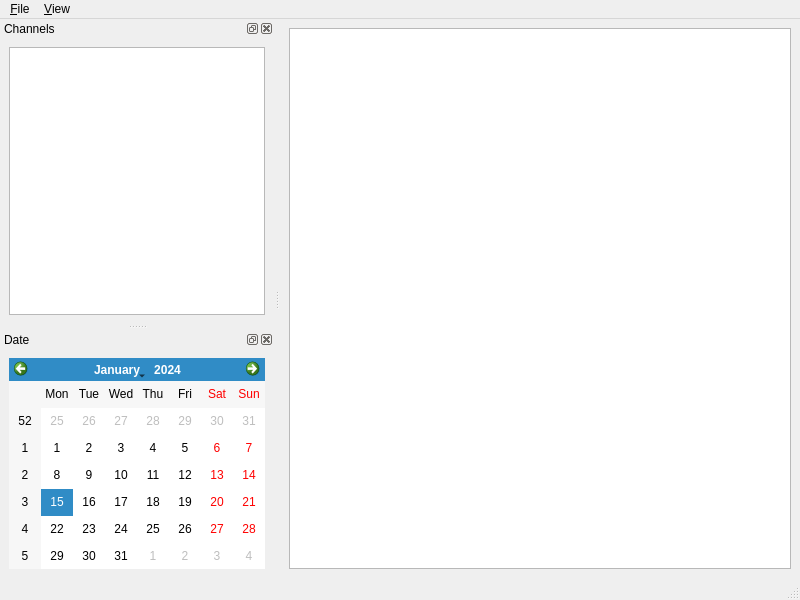
Above: src/mainwindow.ui from rweather/tvguide before the change. Below: the same form after it.
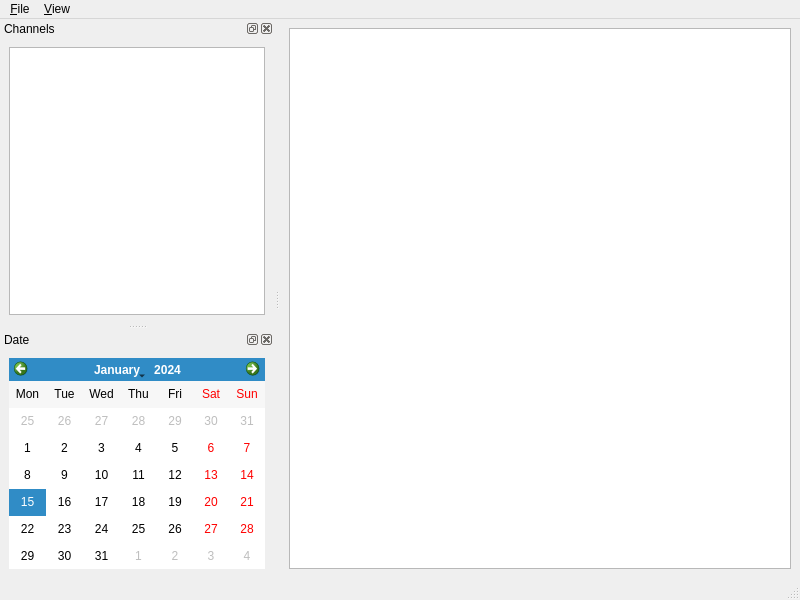
That is the form after the change.

The edit to the form file:
```diff
--- a/src/mainwindow.ui
+++ b/src/mainwindow.ui
@@ -83,7 +83,11 @@
    <widget class="QWidget" name="dockWidgetContents_2">
     <layout class="QVBoxLayout" name="verticalLayout">
      <item>
-      <widget class="QCalendarWidget" name="calendar"/>
+      <widget class="QCalendarWidget" name="calendar">
+       <property name="verticalHeaderFormat">
+        <enum>QCalendarWidget::NoVerticalHeader</enum>
+       </property>
+      </widget>
      </item>
     </layout>
    </widget>
```
Left out of the diff: 6 changed lines with no effect on the pictures.
